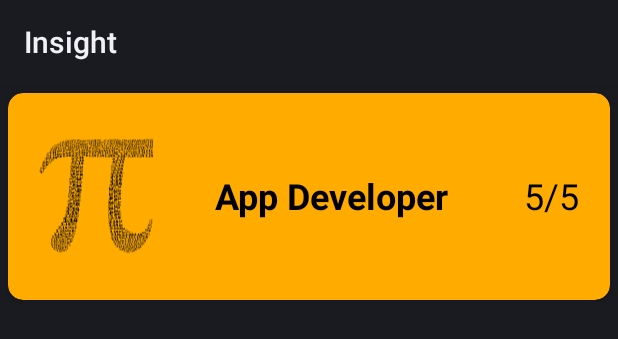
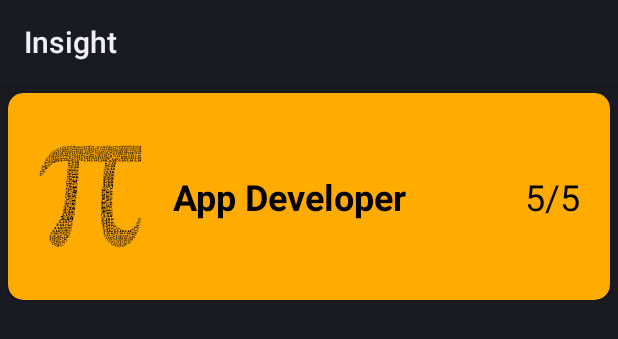
Before and after one commit to meetsavla2468/insight, an Android app: the layout topics_lay.xml on its own in the app's theme, with its tools: preview values and no code run, on a phone screen of 412 x 824 dp. Shown: the top 339 px of the screen. Run offline under Robolectric (Android 15) with nearby library versions, the phone set to English and light mode, and no system bars.

Commit message:
quiz beautify

```diff
--- a/app/build.gradle
+++ b/app/build.gradle
@@ -98,4 +98,5 @@ dependencies {
     implementation 'androidx.navigation:navigation-fragment:2.6.0'
     implementation 'androidx.navigation:navigation-ui:2.6.0'
     implementation(platform("org.jetbrains.kotlin:kotlin-bom:1.8.0"))
+    implementation 'androidx.gridlayout:gridlayout:1.0.0'
 }
--- a/app/src/main/res/layout/topics_lay.xml
+++ b/app/src/main/res/layout/topics_lay.xml
@@ -1,6 +1,5 @@
 <androidx.cardview.widget.CardView xmlns:android="http://schemas.android.com/apk/res/android"
     xmlns:app="http://schemas.android.com/apk/res-auto"
-    xmlns:tools="http://schemas.android.com/tools"
     android:id="@+id/course_layout"
     android:layout_width="match_parent"
     android:layout_height="wrap_content"
@@ -12,16 +11,15 @@
     app:cardUseCompatPadding="true">
 
     <LinearLayout
-        android:layout_width="386dp"
+        android:layout_width="match_parent"
         android:layout_height="wrap_content"
         android:layout_gravity="center_vertical"
-        android:orientation="horizontal"
-        android:weightSum="1">
+        android:orientation="horizontal">
 
         <ImageView
             android:id="@+id/img_courses"
-            android:layout_width="78dp"
-            android:layout_height="80dp"
+            android:layout_width="70dp"
+            android:layout_height="70dp"
             android:layout_gravity="center"
             android:layout_marginStart="20dp"
             android:adjustViewBounds="true"
@@ -34,7 +32,7 @@
             android:layout_width="wrap_content"
             android:layout_height="wrap_content"
             android:layout_gravity="center"
-            android:layout_marginStart="40dp"
+            android:layout_marginStart="20dp"
             android:text="@string/app_developer"
             android:textAlignment="center"
             android:textColor="@color/contentTextColor"
@@ -45,14 +43,13 @@
             android:id="@+id/text_score"
             android:layout_width="wrap_content"
             android:layout_height="match_parent"
-            android:layout_marginEnd="5dp"
+            android:layout_marginEnd="20dp"
             android:layout_weight="1"
             android:gravity="center"
             android:text="5/5"
             android:textAlignment="textEnd"
             android:textColor="#000000"
-            android:textSize="24sp"
-            tools:ignore="RtlCompat" />
+            android:textSize="24sp" />
 
     </LinearLayout>
 
--- a/app/src/main/res/values-night/themes.xml
+++ b/app/src/main/res/values-night/themes.xml
@@ -1,6 +1,6 @@
 <resources xmlns:tools="http://schemas.android.com/tools">
     <!-- Base application theme. -->
-    <style name="Theme.Education" parent="Theme.MaterialComponents.DayNight.DarkActionBar">
+    <style name="Theme.Education" parent="Theme.MaterialComponents.Light.DarkActionBar">
         <item name="android:windowDisablePreview">true</item>
 
         <!-- Primary brand color. -->
@@ -16,7 +16,7 @@
         <!-- Customize your theme here. -->
     </style>
     <!-- Base application theme. -->
-    <style name="Base.AppTheme" parent="Theme.Material3.DayNight.NoActionBar">
+    <style name="Base.AppTheme" parent="Theme.Material3.Light.NoActionBar">
         <!-- Customize your dark theme here. -->
         <!-- <item name="colorPrimary">@color/my_dark_primary</item> -->
     </style>
--- a/app/src/main/res/values/themes.xml
+++ b/app/src/main/res/values/themes.xml
@@ -1,6 +1,6 @@
 <resources xmlns:tools="http://schemas.android.com/tools">
     <!-- Base application theme. -->
-    <style name="Theme.Education" parent="Theme.MaterialComponents.DayNight.DarkActionBar">
+    <style name="Theme.Education" parent="Theme.MaterialComponents.Light.DarkActionBar">
         <item name="android:windowDisablePreview">true</item>
 
         <!-- Primary brand color. -->
```
